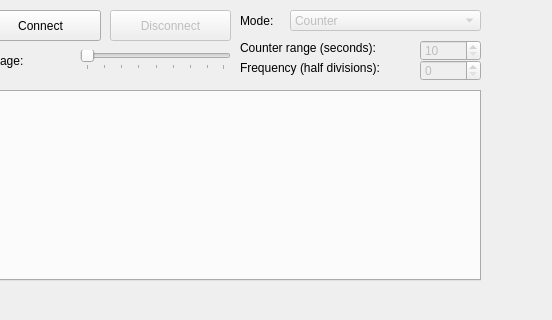
Old version of the form mainwindow.ui in the repository ahp-electronics/xc-gui; both pictures show x 250 to 802 and y 0 to 320 of the 802 by 600 pixel window.
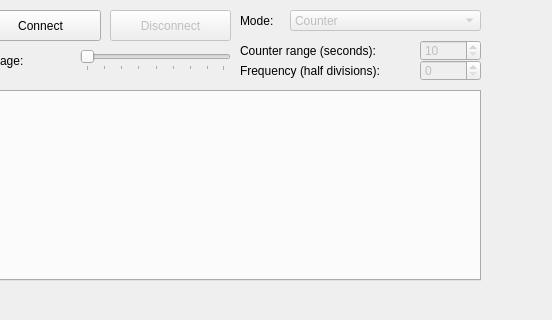
New version of the form.

What changed in the file:
```diff
--- a/mainwindow.ui
+++ b/mainwindow.ui
@@ -149,7 +149,7 @@
       <x>490</x>
       <y>60</y>
       <width>171</width>
-      <height>16</height>
+      <height>21</height>
      </rect>
     </property>
     <property name="text">
@@ -178,7 +178,7 @@
       <x>490</x>
       <y>40</y>
       <width>171</width>
-      <height>16</height>
+      <height>21</height>
      </rect>
     </property>
     <property name="text">
@@ -236,7 +236,7 @@
       <x>330</x>
       <y>50</y>
       <width>151</width>
-      <height>20</height>
+      <height>21</height>
      </rect>
     </property>
     <property name="maximum">
```
